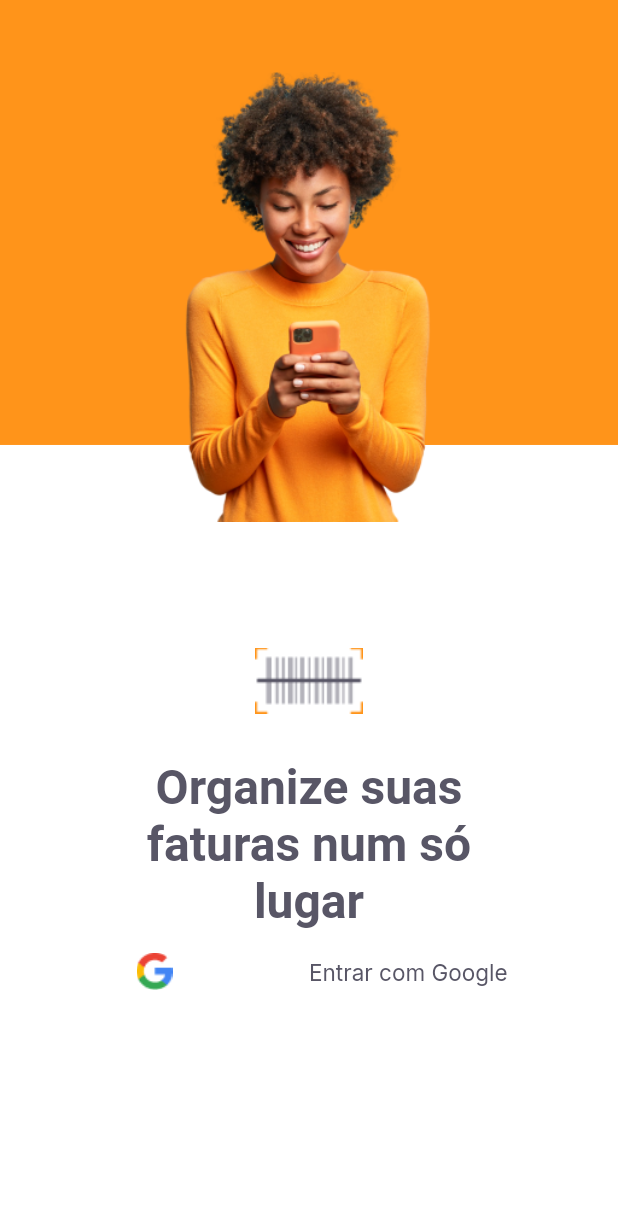
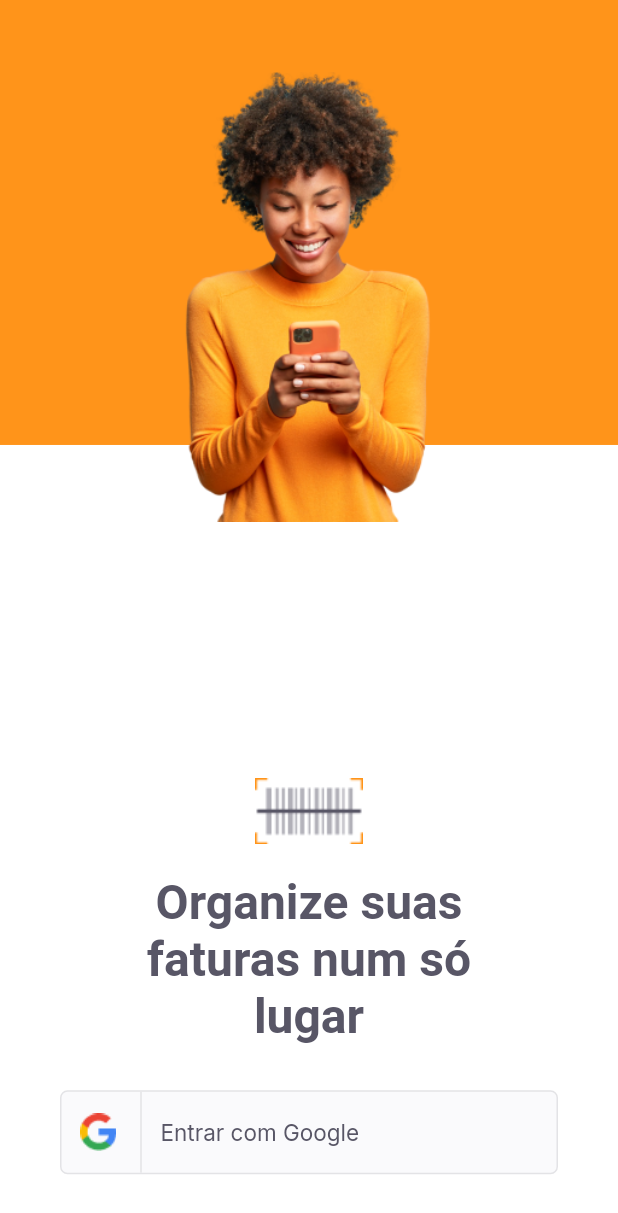
Before and after one commit to KevenAndrade/Pay_FLow, a Flutter app: the screen it shows after launch, on a phone screen of 412 x 824 dp. Shown: the top 1213 px of the screen. Run offline on Flutter 3.47's test engine with Material 2 defaults, Android fonts, the phone set to English and light mode, and no system bars; our stand-ins replace google_fonts.

Commit message:
socialbutton

```diff
--- /dev/null
+++ b/lib/modules/home.dart
@@ -0,0 +1,10 @@
+import 'package:flutter/material.dart';
+
+class HomePage extends StatelessWidget {
+  @override
+  Widget build(BuildContext context) {
+    return Container(
+
+    );
+  }
+}
--- a/lib/modules/login.dart
+++ b/lib/modules/login.dart
@@ -35,21 +35,28 @@ class _LoginpageState extends State<Loginpage> {
               Positioned(
                 left: 0,
                 right: 0,
-                bottom: size.height * 0.18,
+                bottom: size.height * 0.05,
                 child: Column(
                     mainAxisAlignment: MainAxisAlignment.center,
                     crossAxisAlignment: CrossAxisAlignment.center,
                     children: [
                       Image.asset(AppImages.logomini),
                       Padding(
-                        padding: const EdgeInsets.only(top:30 ,right: 70, left: 70),
+                        padding:
+                            const EdgeInsets.only(top: 20, right: 70, left: 70),
                         child: Text(
                           "Organize suas faturas num só lugar",
                           textAlign: TextAlign.center,
                           style: TextStyles.titleHome,
                         ),
                       ),
-                      Sociallogin()
+                      Padding(
+                        padding:
+                            const EdgeInsets.only(right: 40, left: 40, top: 30),
+                        child: Sociallogin(onTap: () {
+                          print("LOGANDO");
+                        }),
+                      )
                     ]),
               ),
             ],
--- a/lib/shared/widget/socialLogin.dart
+++ b/lib/shared/widget/socialLogin.dart
@@ -1,18 +1,40 @@
 import 'package:flutter/material.dart';
+import 'package:pay_flow/shared/themes/appcolors.dart';
 import 'package:pay_flow/shared/themes/appimages.dart';
 import 'package:pay_flow/shared/themes/apptextstyles.dart';
 
 class Sociallogin extends StatelessWidget {
+  final VoidCallback onTap;
+
+  const Sociallogin({Key key, this.onTap}) : super(key: key);
+
   @override
   Widget build(BuildContext context) {
-    return Container(
-      height: 56,
-      child: Row(
-        children: [
-          Expanded(child: Image.asset(AppImages.google)),
-          Expanded(child: Text("Entrar com Google", style:TextStyles.buttonGray))
-        ],
-      )
+    return InkWell(
+          onTap: onTap,
+          child: Container(
+          height: 56,
+          decoration: BoxDecoration(
+              color: AppColors.shape,
+              borderRadius: BorderRadius.circular(5),
+              border: Border.fromBorderSide(BorderSide(color: AppColors.stroke))),
+          child: Row(
+            children: [
+              Expanded(
+                  flex: 1,
+                  child: Row(
+                    mainAxisAlignment: MainAxisAlignment.center,
+                    children: [
+                      Image.asset(AppImages.google),
+                      SizedBox(width: 16),
+                      Container(height: 56, width: 1, color: AppColors.stroke)
+                    ],
+                  )),
+              Expanded(
+                  flex: 4,
+                  child: Text("Entrar com Google", style: TextStyles.buttonGray))
+            ],
+          )),
     );
   }
 }
```
